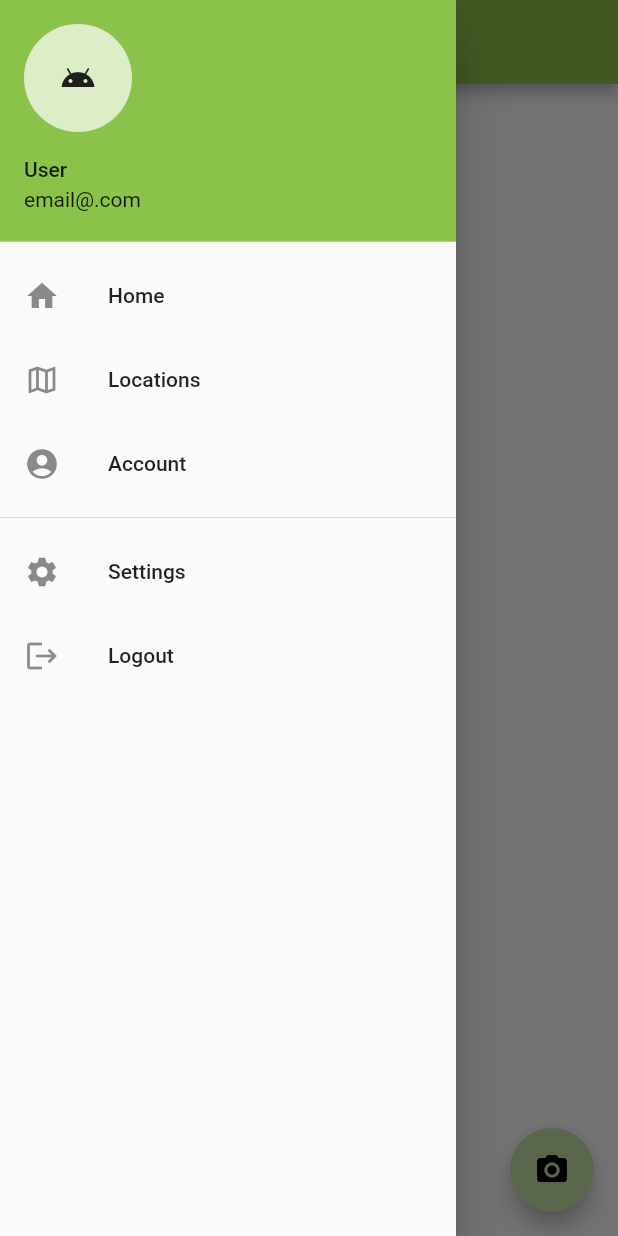
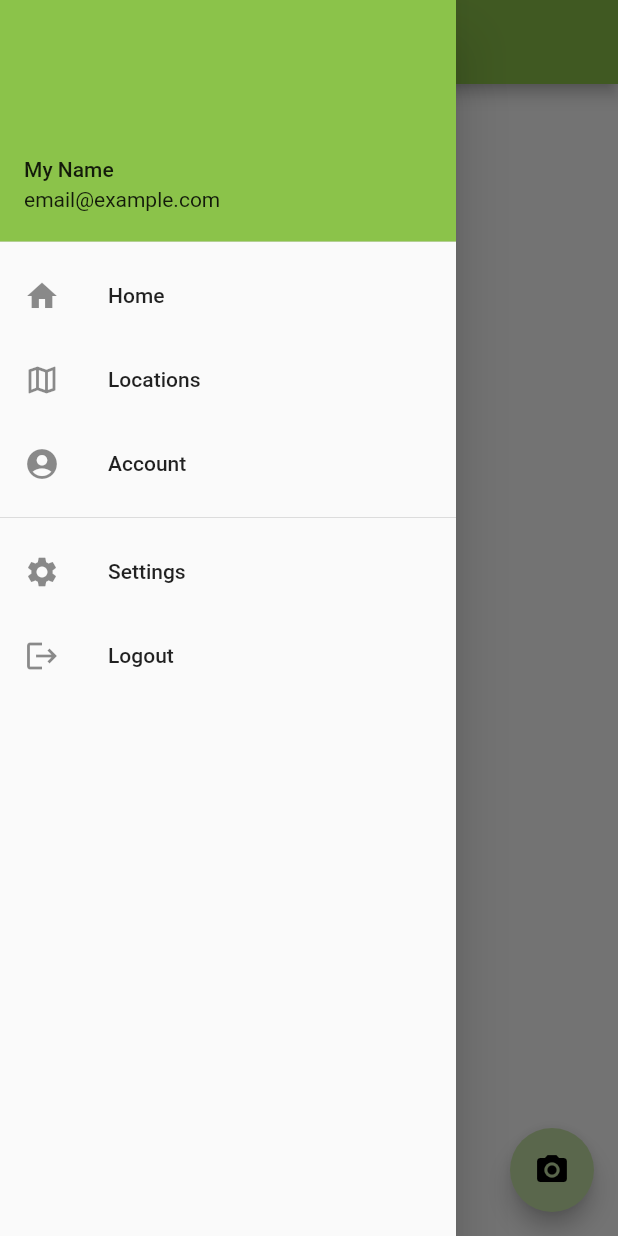
Before and after one commit to abkraynak/virescent, a Flutter app: the AppScaffold screen opened directly, with the side drawer open, on a phone screen of 412 x 824 dp. Run offline on Flutter 3.47's test engine with Material 2 defaults, Android fonts, the phone set to English and light mode, and no system bars; our stand-ins replace firebase_auth, firebase_core, firebase_database, flutter_signin_button; accounts and stored records are empty.

Commit message:
Removed user photo from app drawer

```diff
--- a/lib/widgets/app_drawer.dart
+++ b/lib/widgets/app_drawer.dart
@@ -56,11 +56,8 @@ class _AppDrawerState extends State<AppDrawer> with RouteAware {
               children: [
                 const UserAccountsDrawerHeader(
                   // Replace with the user's name, email, and photo (from Firebase)
-                  accountName: Text('User'),
-                  accountEmail: Text('email@.com'),
-                  currentAccountPicture: CircleAvatar(
-                    child: Icon(Icons.android),
-                  ),
+                  accountName: Text('My Name'),
+                  accountEmail: Text('email@example.com'),
                 ),
                 ListTile(
                   leading: const Icon(Icons.home),
```
